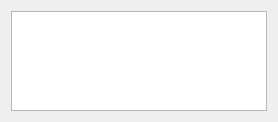
The window that src/timeline.ui (FastTrackOrg/FastTrack) describes before a commit, drawn with Qt 5.
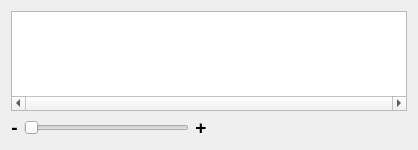
The same window after the commit.

Commit message: [feat] timeline: add zoom

What changed in the file:
```diff
--- a/src/timeline.ui
+++ b/src/timeline.ui
@@ -2,16 +2,30 @@
 <ui version="4.0">
  <class>Timeline</class>
  <widget class="QWidget" name="Timeline">
+  <property name="geometry">
+   <rect>
+    <x>0</x>
+    <y>0</y>
+    <width>418</width>
+    <height>150</height>
+   </rect>
+  </property>
   <property name="sizePolicy">
    <sizepolicy hsizetype="Preferred" vsizetype="Ignored">
     <horstretch>0</horstretch>
     <verstretch>0</verstretch>
    </sizepolicy>
   </property>
+  <property name="minimumSize">
+   <size>
+    <width>0</width>
+    <height>150</height>
+   </size>
+  </property>
   <property name="maximumSize">
    <size>
     <width>16777215</width>
-    <height>118</height>
+    <height>150</height>
    </size>
   </property>
   <property name="mouseTracking">
@@ -24,10 +38,10 @@
    <bool>false</bool>
   </property>
   <layout class="QGridLayout" name="gridLayout">
-   <item row="0" column="0">
+   <item row="0" column="0" colspan="4">
     <widget class="QGraphicsView" name="timelineView">
      <property name="sizePolicy">
-      <sizepolicy hsizetype="Expanding" vsizetype="Expanding">
+      <sizepolicy hsizetype="Preferred" vsizetype="Expanding">
        <horstretch>0</horstretch>
        <verstretch>0</verstretch>
       </sizepolicy>
@@ -41,7 +55,7 @@
      <property name="maximumSize">
       <size>
        <width>16777215</width>
-       <height>100</height>
+       <height>110</height>
       </size>
      </property>
      <property name="mouseTracking">
@@ -51,13 +65,76 @@
       <enum>Qt::ScrollBarAlwaysOff</enum>
      </property>
      <property name="horizontalScrollBarPolicy">
-      <enum>Qt::ScrollBarAlwaysOff</enum>
+      <enum>Qt::ScrollBarAlwaysOn</enum>
+     </property>
+     <property name="sizeAdjustPolicy">
+      <enum>QAbstractScrollArea::AdjustIgnored</enum>
      </property>
      <property name="alignment">
       <set>Qt::AlignLeading|Qt::AlignLeft|Qt::AlignVCenter</set>
      </property>
     </widget>
    </item>
+   <item row="1" column="0">
+    <widget class="QLabel" name="label_2">
+     <property name="font">
+      <font>
+       <pointsize>14</pointsize>
+       <weight>75</weight>
+       <bold>true</bold>
+      </font>
+     </property>
+     <property name="text">
+      <string>-</string>
+     </property>
+     <property name="alignment">
+      <set>Qt::AlignCenter</set>
+     </property>
+    </widget>
+   </item>
+   <item row="1" column="1">
+    <widget class="QSlider" name="zoom">
+     <property name="minimum">
+      <number>1</number>
+     </property>
+     <property name="maximum">
+      <number>10</number>
+     </property>
+     <property name="orientation">
+      <enum>Qt::Horizontal</enum>
+     </property>
+    </widget>
+   </item>
+   <item row="1" column="2">
+    <widget class="QLabel" name="label">
+     <property name="font">
+      <font>
+       <pointsize>14</pointsize>
+       <weight>75</weight>
+       <bold>true</bold>
+      </font>
+     </property>
+     <property name="text">
+      <string>+</string>
+     </property>
+     <property name="alignment">
+      <set>Qt::AlignCenter</set>
+     </property>
+    </widget>
+   </item>
+   <item row="1" column="3">
+    <spacer name="horizontalSpacer">
+     <property name="orientation">
+      <enum>Qt::Horizontal</enum>
+     </property>
+     <property name="sizeHint" stdset="0">
+      <size>
+       <width>194</width>
+       <height>20</height>
+      </size>
+     </property>
+    </spacer>
+   </item>
   </layout>
  </widget>
  <resources/>
```
Left out of the diff: 6 changed lines with no effect on the pictures. The commit also changes 2 other files.
